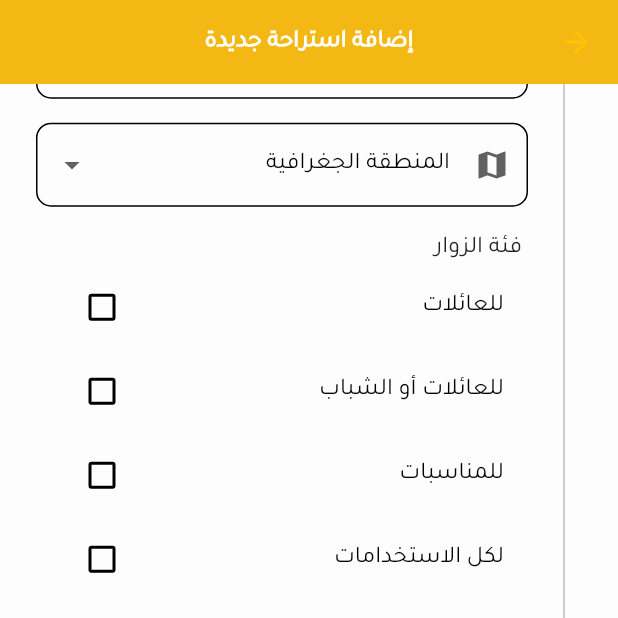
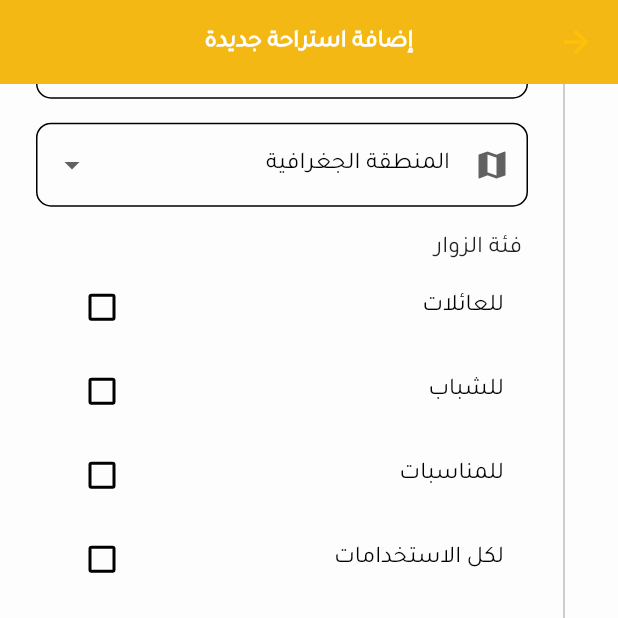
Before and after one commit to NourEldeenElazozy/NourEldeenElazozy-NourEldeenElazozy-hotel-booking-flutter, a Flutter app: the AddRestAreaScreen screen opened by its route, scrolled down 576 dp, on a phone screen of 412 x 824 dp, the top half of it. Run offline on Flutter 3.47's test engine with Material 3 defaults, Android fonts, the phone set to English and light mode, and no system bars; our stand-ins replace carousel_slider, dio, dots_indicator, flutter_credit_card, flutter_mobx, flutter_rating_bar and 10 more; accounts and stored records are empty; network calls fail; project files that could hold a hidden picture were left out.

```diff
--- a/lib/presentation/AddRestAreaScreen.dart
+++ b/lib/presentation/AddRestAreaScreen.dart
@@ -271,14 +271,14 @@ class _AddRestAreaScreenState extends State<AddRestAreaScreen> {
           },
         ),
         CheckboxListTile(
-          title: Text('للعائلات أو الشباب'),
-          value: _restArea.areaType.contains('للعائلات أو الشباب'),
+          title: Text('للشباب'),
+          value: _restArea.areaType.contains('للشباب'),
           onChanged: (bool? isChecked) {
             setState(() {
               if (isChecked == true) {
-                _restArea.areaType.add('للعائلات أو الشباب');
+                _restArea.areaType.add('للشباب');
               } else {
-                _restArea.areaType.remove('للعائلات أو الشباب');
+                _restArea.areaType.remove('للشباب');
               }
             });
           },
```
